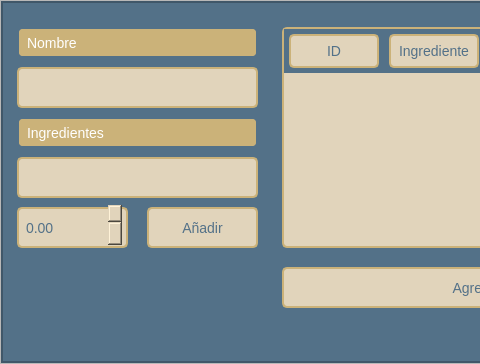
This is ui_files/nueva_mezcla.ui in velardejp/Planta2 as Qt 5 draws it before an edit; both pictures show x 0 to 480 and y 0 to 364 of the 698 by 364 pixel window. The edited form follows.
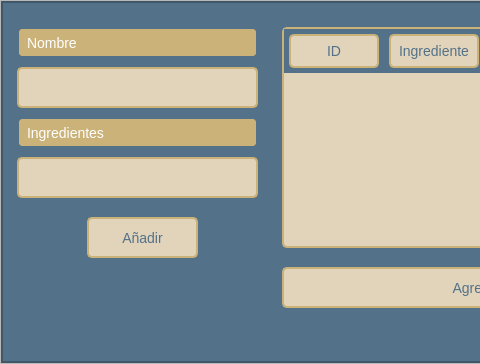
This is the edited form. Icons and pictures are not drawn.

The edit to the form file:
```diff
--- a/ui_files/nueva_mezcla.ui
+++ b/ui_files/nueva_mezcla.ui
@@ -281,8 +281,8 @@
            <widget class="QPushButton" name="agregar_ingrediente">
             <property name="geometry">
              <rect>
-              <x>140</x>
-              <y>200</y>
+              <x>80</x>
+              <y>210</y>
               <width>121</width>
               <height>51</height>
              </rect>
@@ -313,47 +313,6 @@
              <string>Añadir</string>
             </property>
            </widget>
-           <widget class="QDoubleSpinBox" name="cantidad_ingrediente">
-            <property name="geometry">
-             <rect>
-              <x>10</x>
-              <y>200</y>
-              <width>121</width>
-              <height>51</height>
-             </rect>
-            </property>
-            <property name="styleSheet">
-             <string notr="true">QDoubleSpinBox {
-    background-color: #E1D4BB;
-    color: #537188;
-    border: 2px solid #CBB279;
-    border-radius: 5px;
-    padding: 5px;
-    margin: 5px;
-    font-size: 14px;
-}
-
-QDoubleSpinBox::up-button {
-    width: 20px;
-    border: none;
-    background: #537188 url(C:/Users/velar/OneDrive/Escritorio/Planta2/assets/icons8-collapse-arrow-24.png) no-repeat center;
-}
-
-QDoubleSpinBox::down-button {
-    width: 20px;
-    border: none;
-    background: #537188 url(C:/Users/velar/OneDrive/Escritorio/Planta2/assets/icons8-expand-arrow-24.png) no-repeat center;
-}
-
-QDoubleSpinBox::up-button:pressed {
-    background: #CBB279 url(C:/Users/velar/OneDrive/Escritorio/Planta2/assets/icons8-collapse-arrow-24.png) no-repeat center;
-}
-
-QDoubleSpinBox::down-button:pressed {
-    background: #CBB279 url(C:/Users/velar/OneDrive/Escritorio/Planta2/assets/icons8-expand-arrow-24.png) no-repeat center;
-}</string>
-            </property>
-           </widget>
           </widget>
          </item>
         </layout>
```
